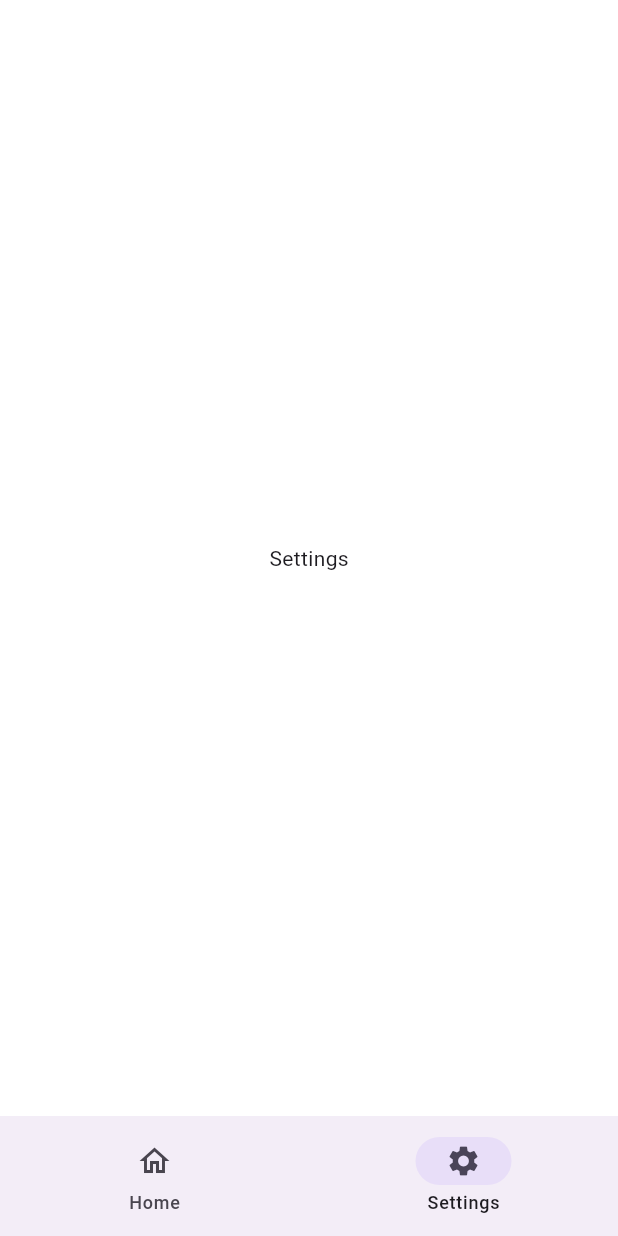
After one commit to ultra-rony/flutter-dota2-hero-statistics, a Flutter app: the screen it shows after launch, item 2 of the bottom bar chosen, on a phone screen of 412 x 824 dp. The commit adds this screen. Run offline on Flutter 3.47's test engine with Material 3 defaults, Android fonts, the phone set to English and light mode, and no system bars; our stand-ins replace bloc, flutter_bloc, get_it, go_router.

Commit message:
Add settings_screen.dart

```diff
--- a/lib/features/navigation/cubit/navigation_cubit.dart
+++ b/lib/features/navigation/cubit/navigation_cubit.dart
@@ -3,7 +3,7 @@
 class NavigationCubit extends Cubit<int> {
   NavigationCubit() : super(0);
 
-  void onMenuSelectedIndex(int index) {
+  void onSelectedIndexMenu(int index) {
     emit(index);
   }
 }
--- /dev/null
+++ b/lib/features/settings/settings_screen.dart
@@ -0,0 +1,16 @@
+import 'package:flutter/material.dart';
+
+import '../../../generated/l10n.dart';
+
+class SettingsScreen extends StatelessWidget {
+  const SettingsScreen({super.key});
+
+  @override
+  Widget build(BuildContext context) {
+    return Scaffold(
+      body: Center(
+        child: Text("Settings"),
+      ),
+    );
+  }
+}
```
Also changed, not shown: lib/features/navigation/navigation_screen.dart (+3 -5 lines).
